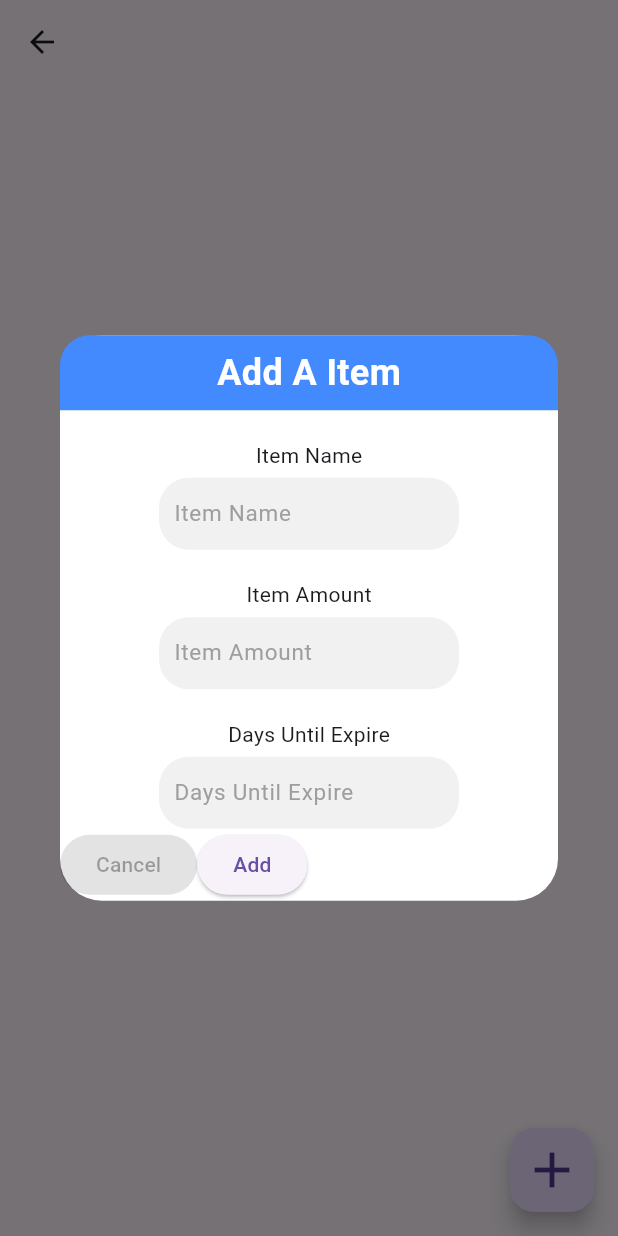
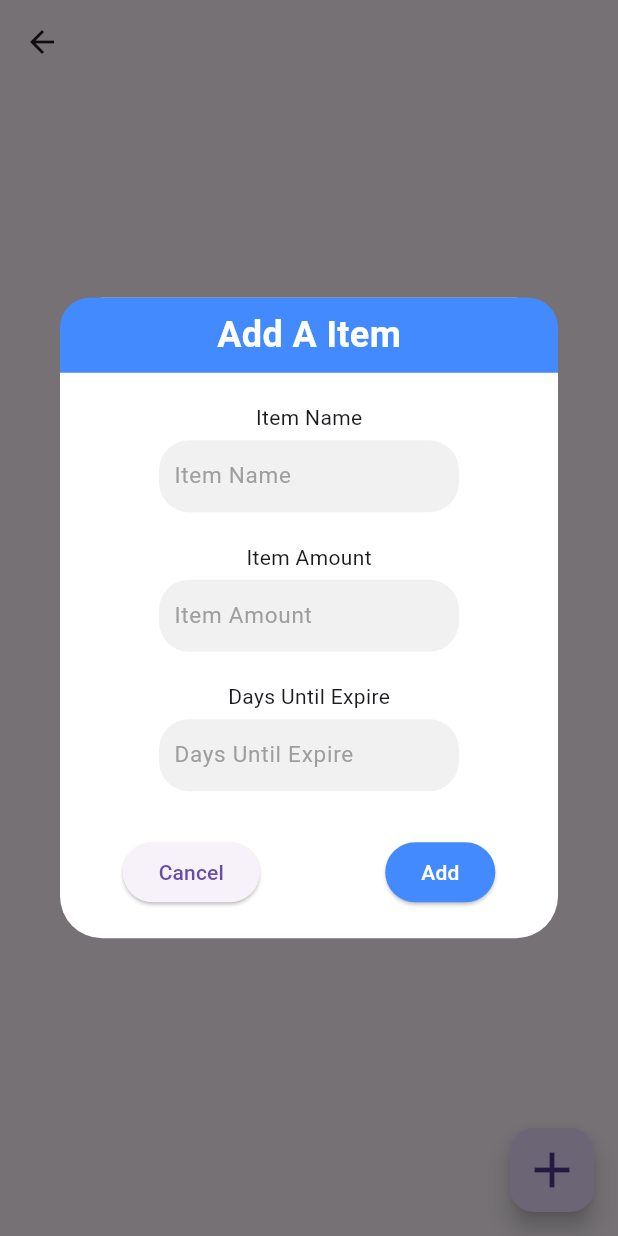
Before and after one commit to YanWuGit/MyFridge, a Flutter app: the Zone screen opened directly with empty values, after a tap on the "add" icon, on a phone screen of 412 x 824 dp. Run offline on Flutter 3.47's test engine with Material 3 defaults, Android fonts, the phone set to English and light mode, and no system bars; our stand-ins replace get, hive, hive_flutter; accounts and stored records are empty.

Commit message:
add hive

```diff
--- a/lib/zones/items/add_items_form.dart
+++ b/lib/zones/items/add_items_form.dart
@@ -1,5 +1,6 @@
 import 'package:flutter/material.dart';
 import 'package:get/get.dart';
+import 'package:hive/hive.dart';
 import 'package:my_fridge/zones/items/input_field.dart';
 import 'package:my_fridge/zones/items/item_class.dart';
 
@@ -13,6 +14,8 @@ class AddItemsForm extends StatefulWidget {
 }
 
 class _AddItemsFormState extends State<AddItemsForm> {
+
+  final _itemDB = Hive.box('item_db');
 
   final _itemNameController = TextEditingController();
   final _itemAmountController = TextEditingController();
@@ -51,6 +54,9 @@ class _AddItemsFormState extends State<AddItemsForm> {
 
     ItemClass newItem = ItemClass(itemName, int.parse(itemAmount));
     widget.onAddItem(newItem);
+
+    _itemDB.put(1, 'hi from hive');
+    print(_itemDB.get(1));
 
     // Optionally, you can clear the text fields after adding
     _itemNameController.clear();
@@ -114,12 +120,30 @@ class _AddItemsFormState extends State<AddItemsForm> {
               isSecured: false,
               controller: _daysUntilExpireController,
             ),
+            const SizedBox(
+              height: 30,
+            ),
             Row(
+              mainAxisAlignment: MainAxisAlignment.spaceAround,
               children: [
-                ElevatedButton(onPressed: null, child: Text('Cancel')),
-                ElevatedButton(onPressed: _addItem, child: Text('Add')),
+                ElevatedButton(
+                    onPressed: () {
+                      Navigator.of(context).pop();
+                    },
+                    child: Text('Cancel')),
+                ElevatedButton(
+                  style: ElevatedButton.styleFrom(
+                    backgroundColor: Colors.blueAccent,
+                    foregroundColor: Colors.white,
+                  ),
+                  onPressed: _addItem,
+                  child: Text('Add'),
+                ),
               ],
-            )
+            ),
+            const SizedBox(
+              height: 20,
+            ),
           ],
         ),
       ),
--- a/pubspec.yaml
+++ b/pubspec.yaml
@@ -31,6 +31,9 @@ dependencies:
   flutter:
     sdk: flutter
   get: ^4.6.6
+  hive: ^2.2.3
+  hive_flutter: ^1.1.0
+  path_provider: ^2.1.5
 
   # The following adds the Cupertino Icons font to your application.
   # Use with the CupertinoIcons class for iOS style icons.
@@ -39,6 +42,8 @@ dependencies:
 dev_dependencies:
   flutter_test:
     sdk: flutter
+  hive_generator: ^1.1.3
+  build_runner: ^2.1.11
 
   # The "flutter_lints" package below contains a set of recommended lints to
   # encourage good coding practices. The lint set provided by the package is
```
Also changed, not shown: lib/main.dart (+9 -1 lines), lib/zones/ui/button_style.dart (added, +16 -0 lines), pubspec.lock.
